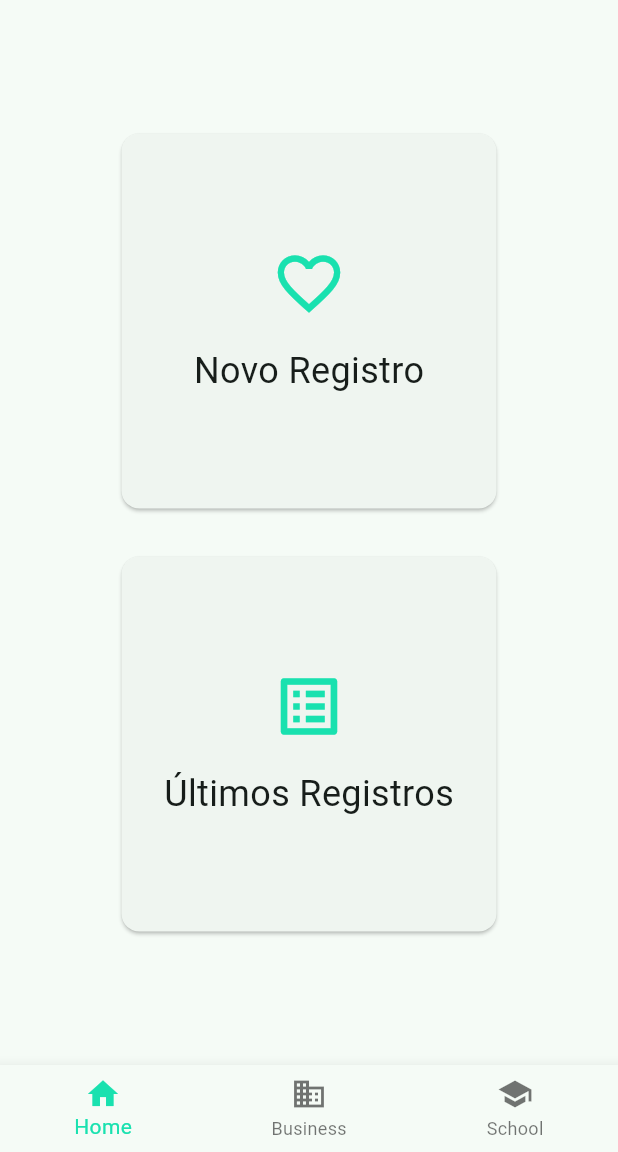
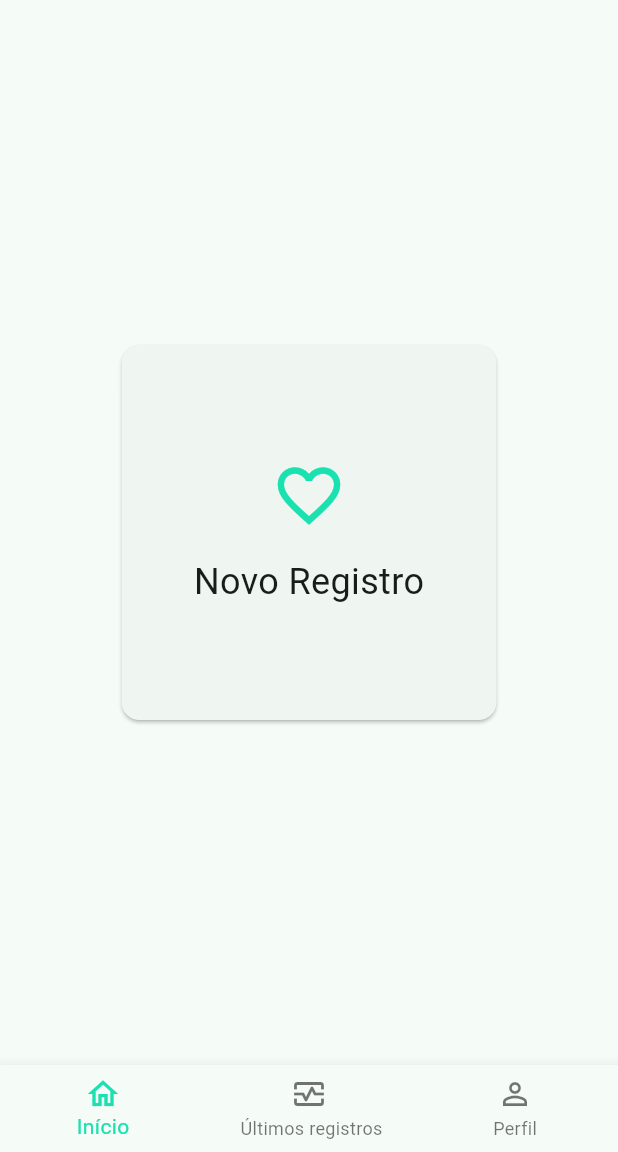
Before and after one commit to DeboraBorgesDev/careSyncApp, a Flutter app: the Home screen opened by its route, on a phone screen of 412 x 824 dp, the part 84-1236 px from its top. Run offline on Flutter 3.47's test engine with Material 3 defaults, Android fonts, the phone set to English and light mode, and no system bars.

Commit message:
alteração na home

```diff
--- a/lib/home/home.view.dart
+++ b/lib/home/home.view.dart
@@ -44,18 +44,18 @@ class _HomeState extends State<Home> {
         child: _widgetOptions.elementAt(_selectedIndex),
       ),
       bottomNavigationBar: BottomNavigationBar(
-        items: const <BottomNavigationBarItem>[
+         items: const <BottomNavigationBarItem>[
           BottomNavigationBarItem(
-            icon: Icon(Icons.home),
-            label: 'Home',
+            icon: Icon(Icons.home_outlined),
+            label: 'Início',
           ),
           BottomNavigationBarItem(
-            icon: Icon(Icons.business),
-            label: 'Business',
+            icon: Icon(Icons.monitor_heart_outlined),
+            label: ' Últimos registros',
           ),
           BottomNavigationBarItem(
-            icon: Icon(Icons.school),
-            label: 'School',
+            icon: Icon(Icons.person_outline),
+            label: 'Perfil',
           ),
         ],
         currentIndex: _selectedIndex,
@@ -103,34 +103,6 @@ class HomeContent extends StatelessWidget {
               ),
             ),
           ),
-          const SizedBox(height: 24.0),
-          Card(
-            child: InkWell(
-              onTap: () {
-                // Ação para Últimos Registros
-              },
-              child: const SizedBox(
-                width: 250,
-                height: 250,
-                child: Column(
-                  mainAxisAlignment: MainAxisAlignment.center,
-                  children: [
-                    Icon(
-                      Icons.list_alt,
-                      size: 50,
-                      color:  Color.fromARGB(255, 25, 225, 175),
-                    ),
-                    SizedBox(height: 16.0),
-                    Text(
-                      'Últimos Registros',
-                      style: TextStyle(fontSize: 24),
-                    ),
-                  ],
-                ),
-              ),
-            ),
-
-          ),
         ],
       ),
     );
```
